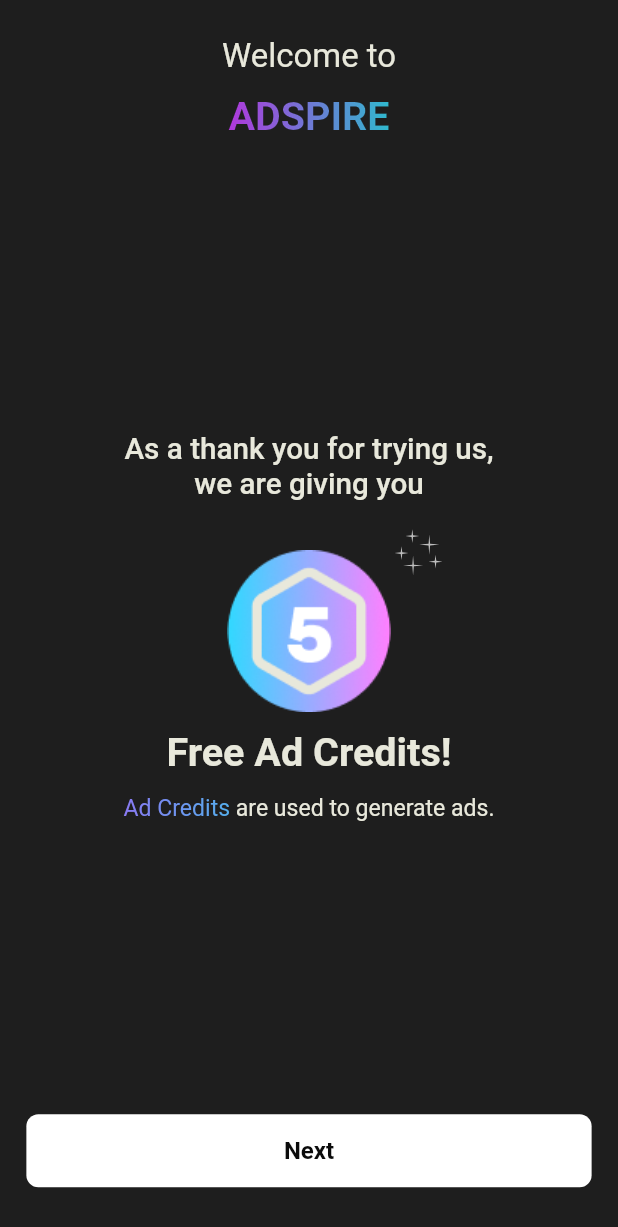
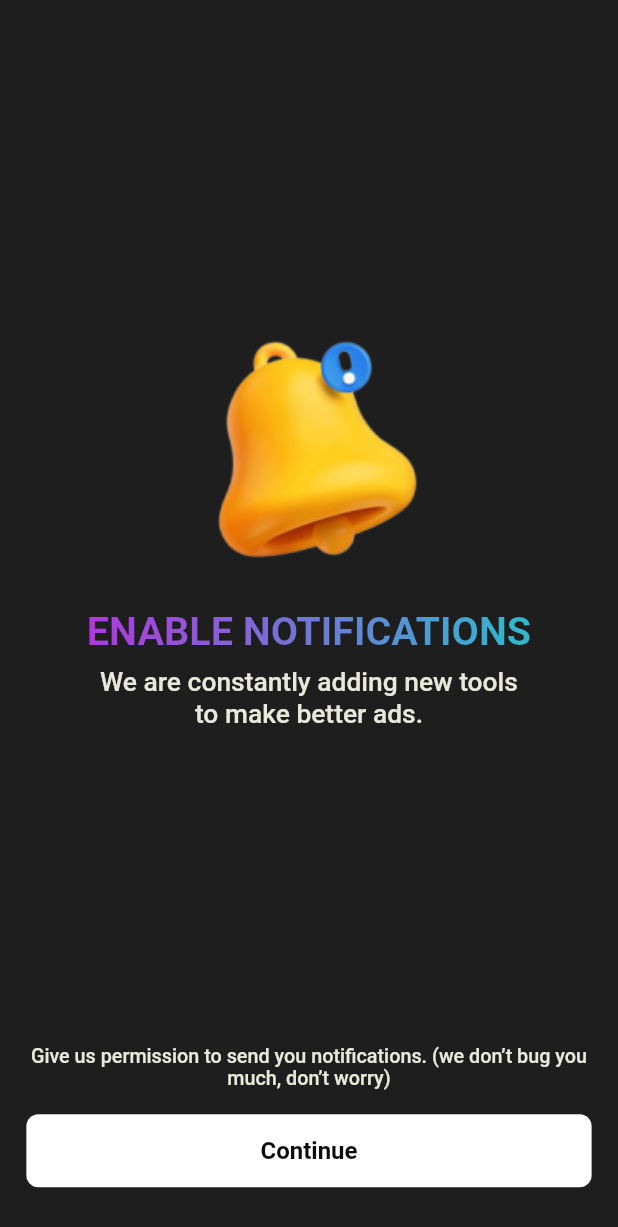
Before and after one commit to abdul-wahab12345/ad_spire, a Flutter app: the screen it shows after launch, on a phone screen of 412 x 824 dp. Shown: the top 1227 px of the screen. Run offline on Flutter 3.47's test engine with Material 2 defaults, Android fonts, the light colour scheme and no system bars; our stand-ins replace flutter_screenutil, flutter_svg, get; Roboto replaces fonts that are missing (Druk Wide, GeneralSans).

Commit message:
notification page done

```diff
--- /dev/null
+++ b/lib/app/modules/enabled_notification/views/enabled_notification_view.dart
@@ -0,0 +1,82 @@
+import 'package:ad_spire/app/routes/app_pages.dart';
+import 'package:ad_spire/constants.dart';
+import 'package:ad_spire/widgets/gradient_text.dart';
+import 'package:ad_spire/widgets/submit_button.dart';
+import 'package:flutter/material.dart';
+import 'package:flutter_screenutil/flutter_screenutil.dart';
+import 'package:flutter_svg/flutter_svg.dart';
+
+import 'package:get/get.dart';
+
+import '../controllers/enabled_notification_controller.dart';
+
+class EnabledNotificationView extends GetView<EnabledNotificationController> {
+  const EnabledNotificationView({Key? key}) : super(key: key);
+  @override
+  Widget build(BuildContext context) {
+    return Scaffold(
+      backgroundColor: backgroundColor,
+      body: SafeArea(
+        child: Padding(
+          padding: EdgeInsets.symmetric(horizontal: 16.w),
+          child: Center(
+            child: Column(
+              children: [
+                const Spacer(),
+                Image.asset('assets/img/bell.png'),
+                SizedBox(
+                  height: 16.h,
+                ),
+                GradientText(
+                  'ENABLE NOTIFICATIONS',
+                  gradient: gradient,
+                  style: TextStyle(
+                    fontSize: 24.sp,
+                    fontFamily: 'Druk Wide',
+                    fontWeight: FontWeight.w700,
+                  ),
+                ),
+                SizedBox(
+                  height: 8.h,
+                ),
+                Padding(
+                  padding: EdgeInsets.symmetric(horizontal: 36.w),
+                  child: Text(
+                    'We are constantly adding new tools to make better ads.',
+                    textAlign: TextAlign.center,
+                    style: TextStyle(
+                      fontSize: 16.sp,
+                      fontWeight: FontWeight.w500,
+                      color: textColor,
+                    ),
+                  ),
+                ),
+                const Spacer(),
+                Text(
+                  'Give us permission to send you notifications. (we don’t bug you much, don’t worry)',
+                  textAlign: TextAlign.center,
+                  style: TextStyle(
+                    fontSize: 12.sp,
+                    fontWeight: FontWeight.w500,
+                    color: textColor,
+                  ),
+                ),
+                SizedBox(
+                  height: 16.h,
+                ),
+                SubmitButton(
+                  title: 'Continue',
+                  onPressed: () {},
+                  color: Colors.white,
+                ),
+                SizedBox(
+                  height: 32.h,
+                )
+              ],
+            ),
+          ),
+        ),
+      ),
+    );
+  }
+}
--- a/lib/app/routes/app_routes.dart
+++ b/lib/app/routes/app_routes.dart
@@ -7,6 +7,7 @@
   static const LOGIN = _Paths.LOGIN;
   static const WELCOME = _Paths.WELCOME;
   static const GET_STARTED = _Paths.GET_STARTED;
+  static const ENABLED_NOTIFICATION = _Paths.ENABLED_NOTIFICATION;
 }
 
 abstract class _Paths {
@@ -15,4 +16,5 @@
   static const LOGIN = '/login';
   static const WELCOME = '/welcome';
   static const GET_STARTED = '/get-started';
+  static const ENABLED_NOTIFICATION = '/enabled-notification';
 }
--- a/lib/main.dart
+++ b/lib/main.dart
@@ -13,6 +13,7 @@
         return GetMaterialApp(
           title: "AdSpire",
           initialRoute: AppPages.INITIAL,
+          debugShowCheckedModeBanner: false,
           theme: ThemeData(
             fontFamily: 'GeneralSans'
           ),
```
Also changed, not shown: lib/app/modules/enabled_notification/bindings/enabled_notification_binding.dart (added, +12 -0 lines), lib/app/modules/enabled_notification/controllers/enabled_notification_controller.dart (added, +23 -0 lines), lib/app/routes/app_pages.dart (+8 -1 lines), assets/img/bell.png (added), assets/svg/bell.svg.
